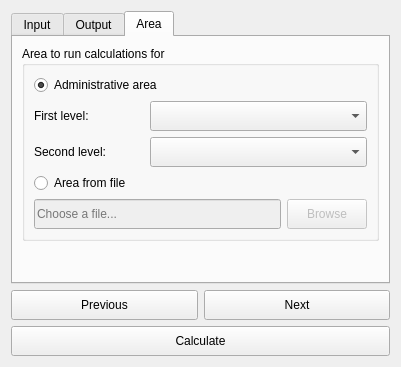
Above: LDMP/gui/DlgReportingUNCCD.ui from ConservationInternational/trends.earth before the change. Below: the same form after it.
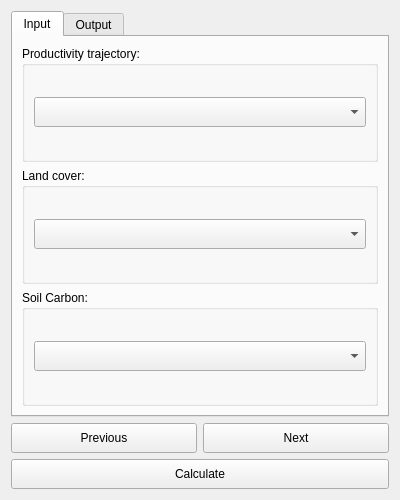
That is the form after the change. The open tabs and pages were chosen to show the change.

Patch:
```diff
--- a/LDMP/gui/DlgReportingUNCCD.ui
+++ b/LDMP/gui/DlgReportingUNCCD.ui
@@ -6,8 +6,8 @@
    <rect>
     <x>0</x>
     <y>0</y>
-    <width>401</width>
-    <height>338</height>
+    <width>400</width>
+    <height>500</height>
    </rect>
   </property>
   <property name="sizePolicy">
@@ -271,185 +271,6 @@
        </item>
       </layout>
      </widget>
-     <widget class="QWidget" name="AreaTab">
-      <attribute name="title">
-       <string>Area</string>
-      </attribute>
-      <layout class="QVBoxLayout" name="verticalLayout_3">
-       <item>
-        <widget class="QGroupBox" name="groupBox_7">
-         <property name="title">
-          <string>Area to run calculations for</string>
-         </property>
-         <layout class="QGridLayout" name="gridLayout_2">
-          <item row="2" column="0">
-           <widget class="QLabel" name="label_4">
-            <property name="sizePolicy">
-             <sizepolicy hsizetype="Minimum" vsizetype="Preferred">
-              <horstretch>0</horstretch>
-              <verstretch>0</verstretch>
-             </sizepolicy>
-            </property>
-            <property name="maximumSize">
-             <size>
-              <width>110</width>
-              <height>16777215</height>
-             </size>
-            </property>
-            <property name="font">
-             <font>
-              <weight>50</weight>
-              <bold>false</bold>
-             </font>
-            </property>
-            <property name="text">
-             <string>Second level:</string>
-            </property>
-           </widget>
-          </item>
-          <item row="1" column="0">
-           <widget class="QLabel" name="label_3">
-            <property name="sizePolicy">
-             <sizepolicy hsizetype="Minimum" vsizetype="Preferred">
-              <horstretch>0</horstretch>
-              <verstretch>0</verstretch>
-             </sizepolicy>
-            </property>
-            <property name="maximumSize">
-             <size>
-              <width>110</width>
-              <height>16777215</height>
-             </size>
-            </property>
-            <property name="font">
-             <font>
-              <weight>50</weight>
-              <bold>false</bold>
-             </font>
-            </property>
-            <property name="text">
-             <string>First level:</string>
-            </property>
-           </widget>
-          </item>
-          <item row="3" column="0">
-           <spacer name="verticalSpacer">
-            <property name="orientation">
-             <enum>Qt::Vertical</enum>
-            </property>
-            <property name="sizeHint" stdset="0">
-             <size>
-              <width>20</width>
-              <height>0</height>
-             </size>
-            </property>
-           </spacer>
-          </item>
-          <item row="5" column="2">
-           <widget class="QPushButton" name="area_fromfile_browse">
-            <property name="enabled">
-             <bool>false</bool>
-            </property>
-            <property name="minimumSize">
-             <size>
-              <width>0</width>
-              <height>30</height>
-             </size>
-            </property>
-            <property name="maximumSize">
-             <size>
-              <width>80</width>
-              <height>16777215</height>
-             </size>
-            </property>
-            <property name="text">
-             <string>Browse</string>
-            </property>
-           </widget>
-          </item>
-          <item row="2" column="1" colspan="2">
-           <widget class="QComboBox" name="area_admin_1">
-            <property name="sizePolicy">
-             <sizepolicy hsizetype="Expanding" vsizetype="Fixed">
-              <horstretch>0</horstretch>
-              <verstretch>0</verstretch>
-             </sizepolicy>
-            </property>
-            <property name="minimumSize">
-             <size>
-              <width>0</width>
-              <height>30</height>
-             </size>
-            </property>
-           </widget>
-          </item>
-          <item row="1" column="1" colspan="2">
-           <widget class="QComboBox" name="area_admin_0">
-            <property name="sizePolicy">
-             <sizepolicy hsizetype="Expanding" vsizetype="Fixed">
-              <horstretch>0</horstretch>
-              <verstretch>0</verstretch>
-             </sizepolicy>
-            </property>
-            <property name="minimumSize">
-             <size>
-              <width>0</width>
-              <height>30</height>
-             </size>
-            </property>
-           </widget>
-          </item>
-          <item row="5" column="0" colspan="2">
-           <widget class="QLineEdit" name="area_fromfile_file">
-            <property name="enabled">
-             <bool>false</bool>
-            </property>
-            <property name="minimumSize">
-             <size>
-              <width>0</width>
-              <height>30</height>
-             </size>
-            </property>
-            <property name="placeholderText">
-             <string>Choose a file...</string>
-            </property>
-           </widget>
-          </item>
-          <item row="4" column="0" colspan="3">
-           <widget class="QRadioButton" name="area_fromfile">
-            <property name="text">
-             <string>Area from file</string>
-            </property>
-           </widget>
-          </item>
-          <item row="0" column="0" colspan="3">
-           <widget class="QRadioButton" name="area_admin">
-            <property name="text">
-             <string>Administrative area</string>
-            </property>
-            <property name="checked">
-             <bool>true</bool>
-            </property>
-           </widget>
-          </item>
-         </layout>
-        </widget>
-       </item>
-       <item>
-        <spacer name="verticalSpacer_4">
-         <property name="orientation">
-          <enum>Qt::Vertical</enum>
-         </property>
-         <property name="sizeHint" stdset="0">
-          <size>
-           <width>20</width>
-           <height>0</height>
-          </size>
-         </property>
-        </spacer>
-       </item>
-      </layout>
-     </widget>
     </widget>
    </item>
    <item>
```
